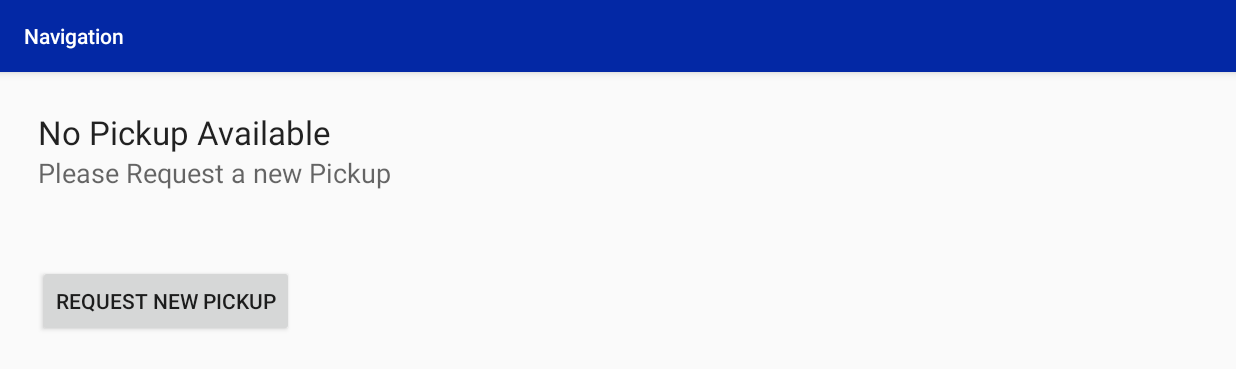
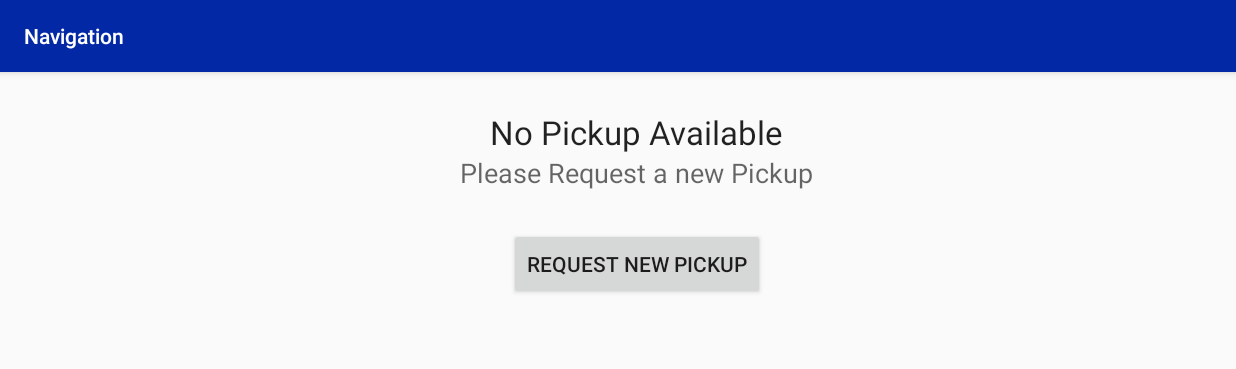
Before and after one commit to Deathgaze738/NappyZap-DriverApp, an Android app: the fragment CurrentJobFragment placed in its activity, on a phone screen of 824 x 412 dp (held sideways). Shown: the top 369 px of the screen. Run offline under Robolectric (Android 15) with nearby library versions, the phone set to English and light mode, and no system bars; our stand-ins replace Volley; network calls fail; pictures from the network do not load; 1 statement that could not run was skipped.

Commit message:
Removed Size of Pickup

```diff
--- a/app/src/main/java/com/example/aaron/nappyzap_driver/CurrentJobFragment.java
+++ b/app/src/main/java/com/example/aaron/nappyzap_driver/CurrentJobFragment.java
@@ -38,7 +38,6 @@ public class CurrentJobFragment extends Fragment {
     TextView fullName;
     TextView address;
     TextView details;
-    TextView size;
     Button request;
     completeDialog dialog = new completeDialog();
 
@@ -76,20 +75,17 @@ public class CurrentJobFragment extends Fragment {
             CurrentPickup cur = CurrentPickup.getInstance();
             fullName = (TextView) getView().findViewById(R.id.textFullName);
             address = (TextView) getView().findViewById(R.id.textAddress);
+            request = (Button) getView().findViewById(R.id.btnRequest);
             details = (TextView) getView().findViewById(R.id.textDetails);
-            size = (TextView) getView().findViewById(R.id.textSize);
-            request = (Button) getView().findViewById(R.id.btnRequest);
             request.setOnClickListener(requestClicked);
             if (cur.getStatus()) {
                 fullName.setText("No Pickup Available");
                 address.setText("Please Request a new Pickup");
                 details.setText("");
-                size.setText("");
             } else {
                 fullName.setText(cur.getName() + ", " + cur.getPhoneNo());
                 address.setText(cur.getBinLocation() + ", " + cur.getAddress());
                 details.setText(cur.getDetails());
-                size.setText(String.valueOf(cur.getSizeOfPickup()));
             }
             setRequestBtn(request);
         }
--- a/app/src/main/java/com/example/aaron/nappyzap_driver/CurrentPickup.java
+++ b/app/src/main/java/com/example/aaron/nappyzap_driver/CurrentPickup.java
@@ -49,7 +49,6 @@ public class CurrentPickup implements Serializable {
     private String binLocation;
     private String address;
     private String details;
-    private int sizeOfPickup;
     private int pickupID;
     private boolean complete;
     private JsonObjectRequest jsObjRequest;
@@ -73,7 +72,6 @@ public class CurrentPickup implements Serializable {
         address = "Please request a new pickup!";
         binLocation = "";
         details = "";
-        sizeOfPickup = 0;
     }
 
     public void resetPickup(){
@@ -110,7 +108,6 @@ public class CurrentPickup implements Serializable {
                             address = response.getString("houseNo")+", "+response.getString("street")+", "+response.getString("city")+", "+response.getString("county")+", "+response.getString("postcode");
                             pickupID = response.getInt("pickupID");
                             details = response.getString("details");
-                            sizeOfPickup = response.getInt("sizeOfPickup");
                             complete = false;
                             Log.d("CurrentPickup", "Response: " + response.toString());
                             Log.d("CurrentPickup", "Object Data: " + getString());
@@ -182,7 +179,6 @@ public class CurrentPickup implements Serializable {
             os.writeObject(binLocation);
             os.writeObject(address);
             os.writeObject(details);
-            os.writeInt(sizeOfPickup);
             os.writeInt(pickupID);
             os.writeBoolean(complete);
             os.close();
@@ -205,7 +201,6 @@ public class CurrentPickup implements Serializable {
             this.binLocation = is.readObject().toString();
             this.address = is.readObject().toString();
             this.details = is.readObject().toString();
-            this.sizeOfPickup = is.readInt();
             this.pickupID = is.readInt();
             this.complete = is.readBoolean();
             is.close();
@@ -259,8 +254,4 @@ public class CurrentPickup implements Serializable {
     public String getBinLocation(){
         return binLocation;
     }
-
-    public int getSizeOfPickup(){
-        return sizeOfPickup;
-    }
 }
--- a/app/src/main/res/layout/current_job_fragment.xml
+++ b/app/src/main/res/layout/current_job_fragment.xml
@@ -11,33 +11,30 @@
         android:layout_height="wrap_content"
         android:textAppearance="?android:attr/textAppearanceLarge"
         android:text="Large Text"
-        android:id="@+id/textFullName" />
+        android:id="@+id/textFullName"
+        android:layout_gravity="center_horizontal" />
 
     <TextView
         android:layout_width="wrap_content"
         android:layout_height="wrap_content"
         android:textAppearance="?android:attr/textAppearanceMedium"
         android:text="Medium Text"
-        android:id="@+id/textAddress" />
+        android:id="@+id/textAddress"
+        android:layout_gravity="center_horizontal" />
 
     <TextView
         android:layout_width="wrap_content"
         android:layout_height="wrap_content"
         android:textAppearance="?android:attr/textAppearanceMedium"
         android:text="Medium Text"
-        android:id="@+id/textDetails" />
-
-    <TextView
-        android:layout_width="wrap_content"
-        android:layout_height="wrap_content"
-        android:textAppearance="?android:attr/textAppearanceMedium"
-        android:text="Medium Text"
-        android:id="@+id/textSize" />
+        android:id="@+id/textDetails"
+        android:layout_gravity="center_horizontal" />
 
     <Button
         android:layout_width="wrap_content"
         android:layout_height="wrap_content"
         android:text="New Button"
         android:id="@+id/btnRequest"
-        android:nestedScrollingEnabled="true" />
+        android:nestedScrollingEnabled="true"
+        android:layout_gravity="center_horizontal" />
 </LinearLayout>
```
Also changed, not shown: 23 other files.
